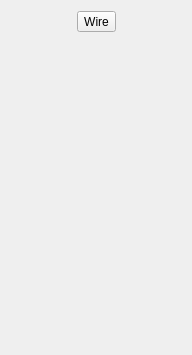
Qt form UI/glitch-tools.ui (textbrowser/glitch) before a commit.
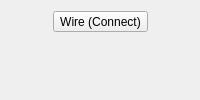
The same form after that commit. Icons and pictures are not drawn.

```diff
--- a/UI/glitch-tools.ui
+++ b/UI/glitch-tools.ui
@@ -6,8 +6,8 @@
    <rect>
     <x>0</x>
     <y>0</y>
-    <width>192</width>
-    <height>355</height>
+    <width>200</width>
+    <height>100</height>
    </rect>
   </property>
   <property name="windowTitle">
@@ -39,7 +39,7 @@
         <string>Bottom Align</string>
        </property>
        <property name="text">
-        <string>Wire</string>
+        <string>Wire (Connect)</string>
        </property>
        <property name="iconSize">
         <size>
```
